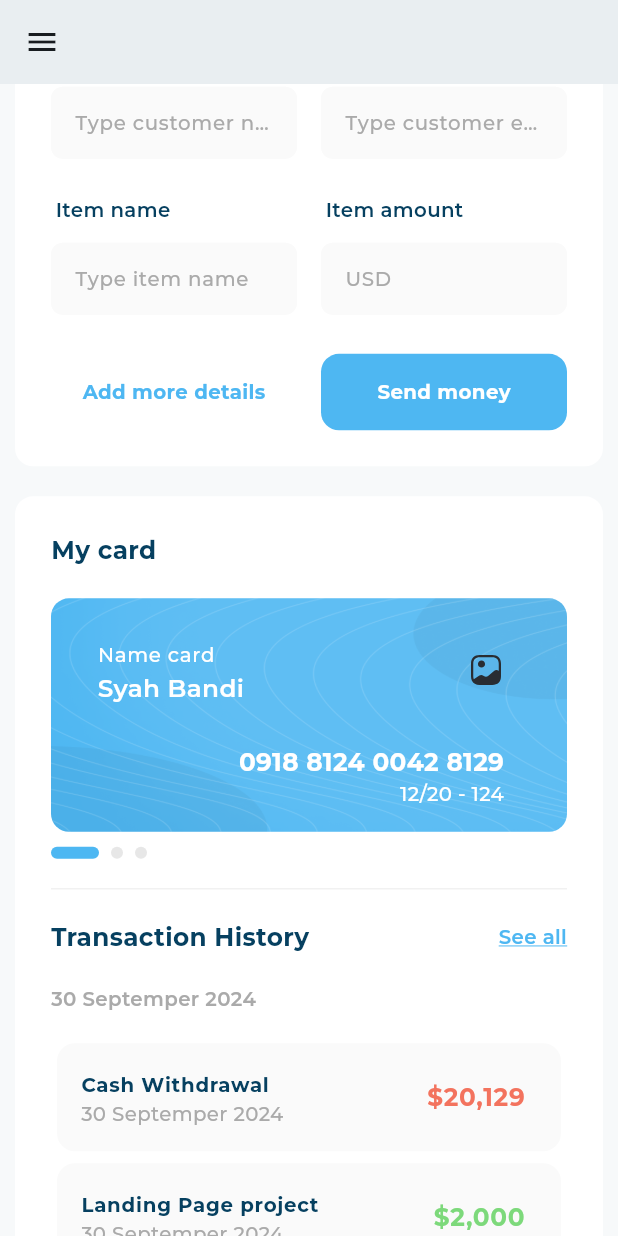
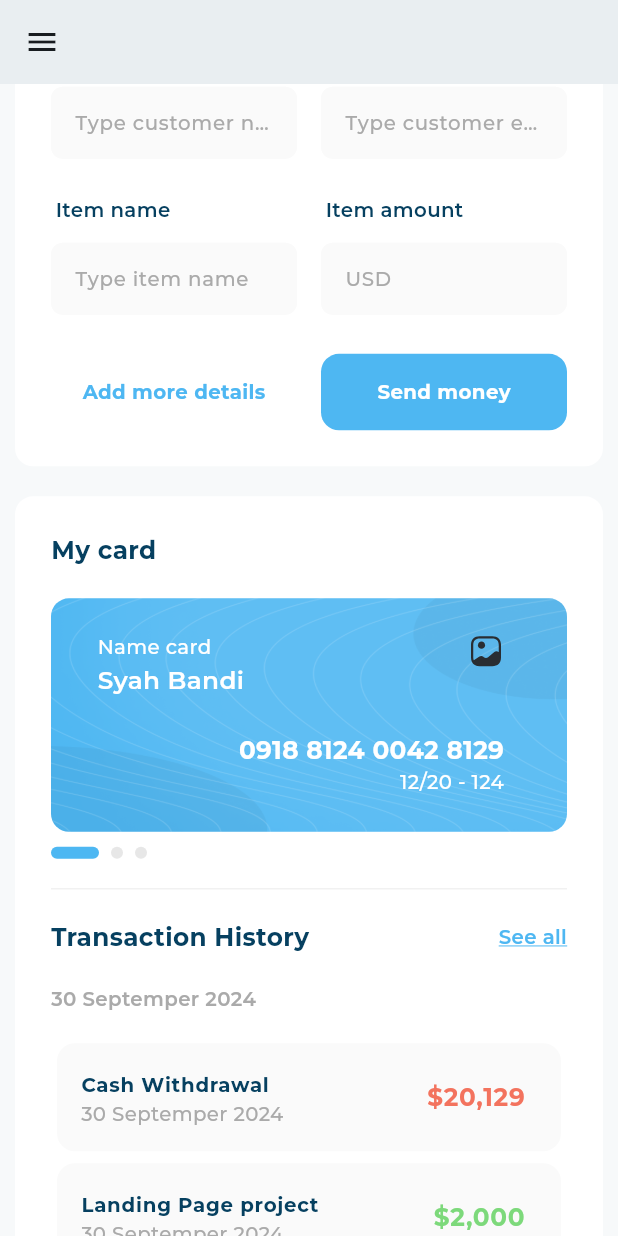
Before and after one commit to bavlysafwatt/ResponsiveDashboard, a Flutter app: the screen it shows after launch, scrolled down 576 dp, on a phone screen of 412 x 824 dp. Run offline on Flutter 3.47's test engine with Material 3 defaults, Android fonts, the phone set to English and light mode, and no system bars; drawn by our look-alikes of expandable_page_view; our stand-ins replace device_preview, fl_chart, flutter_svg; project files that could hold a hidden picture were left out.

Commit message:
fix spacing issue in card

```diff
--- a/lib/components/custom_card.dart
+++ b/lib/components/custom_card.dart
@@ -24,19 +24,31 @@ class CustomCard extends StatelessWidget {
           crossAxisAlignment: CrossAxisAlignment.end,
           mainAxisAlignment: MainAxisAlignment.center,
           children: [
-            const Flexible(child: SizedBox(height: 10)),
-            ListTile(
-              contentPadding: EdgeInsets.zero,
-              title: Text(
+            const Flexible(child: SizedBox(height: 20)),
+            Column(
+              children: [
+                Row(
+                  mainAxisAlignment: MainAxisAlignment.spaceBetween,
+                  crossAxisAlignment: CrossAxisAlignment.start,
+                  children: [
+                    Column(
+                      crossAxisAlignment: CrossAxisAlignment.start,
+                      children: [
+                        Text(
                           'Name card',
                           style: AppStyles.styleRegular16(context)
                               .copyWith(color: Colors.white),
                         ),
-              subtitle: Text(
+                        Text(
                           'Syah Bandi',
                           style: AppStyles.styleMedium20(context),
                         ),
-              trailing: SvgPicture.asset(Assets.imagesGallery),
+                      ],
+                    ),
+                    SvgPicture.asset(Assets.imagesGallery),
+                  ],
+                ),
+              ],
             ),
             const Expanded(child: SizedBox()),
             Column(
@@ -55,7 +67,7 @@ class CustomCard extends StatelessWidget {
                 ),
               ],
             ),
-            const Flexible(child: SizedBox(height: 30)),
+            const Flexible(child: SizedBox(height: 20)),
           ],
         ),
       ),
```
Lines whose indentation alone changed are shown as unchanged.
